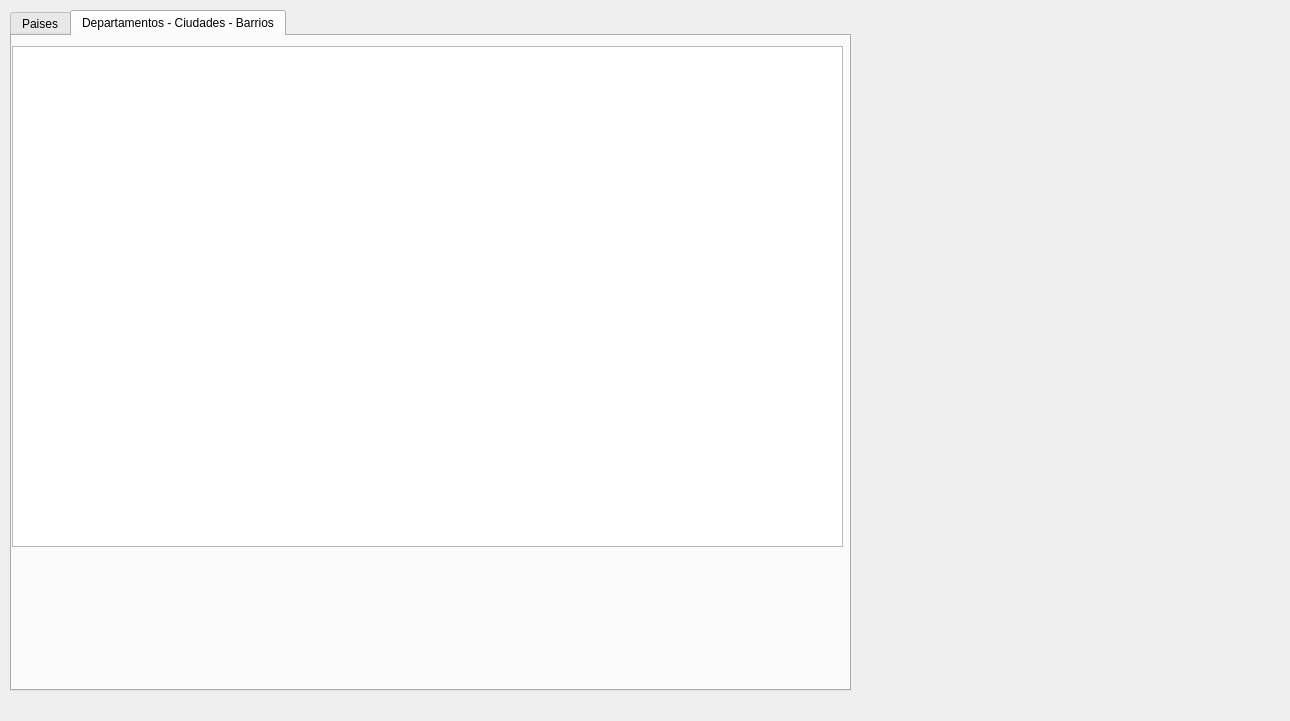
Before: the Qt Designer form geography.ui in awfeequdng/tote, drawn with Qt 5.
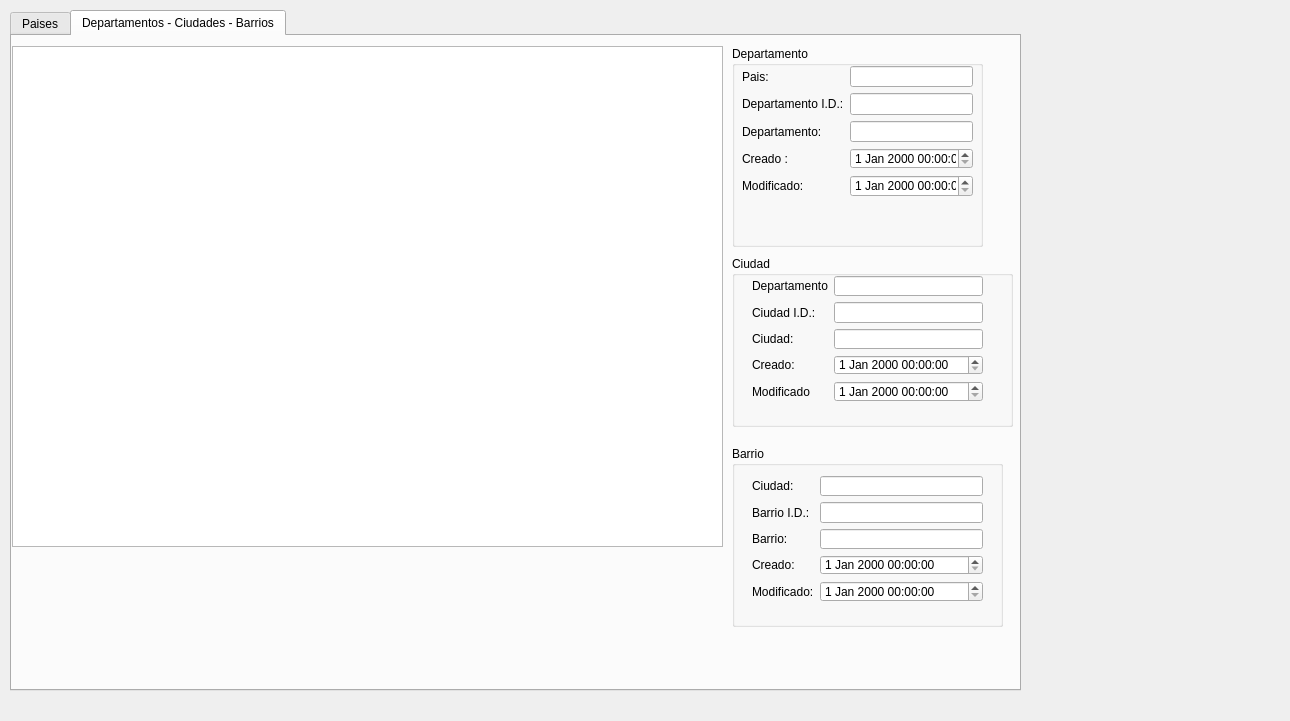
After: the same form once the commit is applied. The open tabs and pages were chosen to show the change.

Commit message: Add Filter to Geography module

Diff of the .ui file:
```diff
--- a/geography.ui
+++ b/geography.ui
@@ -18,7 +18,7 @@
     <rect>
      <x>10</x>
      <y>10</y>
-     <width>841</width>
+     <width>1011</width>
      <height>681</height>
     </rect>
    </property>
@@ -81,11 +81,239 @@
       <rect>
        <x>0</x>
        <y>10</y>
-       <width>831</width>
+       <width>711</width>
        <height>501</height>
       </rect>
      </property>
     </widget>
+    <widget class="QGroupBox" name="groupBox">
+     <property name="geometry">
+      <rect>
+       <x>720</x>
+       <y>10</y>
+       <width>251</width>
+       <height>201</height>
+      </rect>
+     </property>
+     <property name="title">
+      <string>Departamento</string>
+     </property>
+     <widget class="QWidget" name="formLayoutWidget">
+      <property name="geometry">
+       <rect>
+        <x>10</x>
+        <y>20</y>
+        <width>231</width>
+        <height>131</height>
+       </rect>
+      </property>
+      <layout class="QFormLayout" name="flDepartament">
+       <property name="fieldGrowthPolicy">
+        <enum>QFormLayout::AllNonFixedFieldsGrow</enum>
+       </property>
+       <item row="0" column="0">
+        <widget class="QLabel" name="label_7">
+         <property name="text">
+          <string>Pais:</string>
+         </property>
+        </widget>
+       </item>
+       <item row="1" column="0">
+        <widget class="QLabel" name="label_3">
+         <property name="text">
+          <string>Departamento I.D.:</string>
+         </property>
+        </widget>
+       </item>
+       <item row="2" column="0">
+        <widget class="QLabel" name="label_4">
+         <property name="text">
+          <string>Departamento:</string>
+         </property>
+        </widget>
+       </item>
+       <item row="3" column="0">
+        <widget class="QLabel" name="label_5">
+         <property name="text">
+          <string>Creado :</string>
+         </property>
+        </widget>
+       </item>
+       <item row="4" column="0">
+        <widget class="QLabel" name="label_6">
+         <property name="text">
+          <string>Modificado:</string>
+         </property>
+        </widget>
+       </item>
+       <item row="0" column="1">
+        <widget class="QLineEdit" name="leCountryId"/>
+       </item>
+       <item row="1" column="1">
+        <widget class="QLineEdit" name="leDepartamentId"/>
+       </item>
+       <item row="2" column="1">
+        <widget class="QLineEdit" name="leDepartamentName"/>
+       </item>
+       <item row="4" column="1">
+        <widget class="QDateTimeEdit" name="dtDepartamentUpdated"/>
+       </item>
+       <item row="3" column="1">
+        <widget class="QDateTimeEdit" name="dtDepartamentCreated"/>
+       </item>
+      </layout>
+     </widget>
+    </widget>
+    <widget class="QGroupBox" name="groupBox_2">
+     <property name="geometry">
+      <rect>
+       <x>720</x>
+       <y>220</y>
+       <width>281</width>
+       <height>171</height>
+      </rect>
+     </property>
+     <property name="title">
+      <string>Ciudad</string>
+     </property>
+     <widget class="QWidget" name="formLayoutWidget_2">
+      <property name="geometry">
+       <rect>
+        <x>20</x>
+        <y>20</y>
+        <width>231</width>
+        <height>126</height>
+       </rect>
+      </property>
+      <layout class="QFormLayout" name="flCity">
+       <item row="0" column="0">
+        <widget class="QLabel" name="label_8">
+         <property name="text">
+          <string>Departamento</string>
+         </property>
+        </widget>
+       </item>
+       <item row="1" column="0">
+        <widget class="QLabel" name="label_9">
+         <property name="text">
+          <string>Ciudad I.D.:</string>
+         </property>
+        </widget>
+       </item>
+       <item row="2" column="0">
+        <widget class="QLabel" name="label_10">
+         <property name="text">
+          <string>Ciudad:</string>
+         </property>
+        </widget>
+       </item>
+       <item row="3" column="0">
+        <widget class="QLabel" name="label_11">
+         <property name="text">
+          <string>Creado:</string>
+         </property>
+        </widget>
+       </item>
+       <item row="4" column="0">
+        <widget class="QLabel" name="label_12">
+         <property name="text">
+          <string>Modificado</string>
+         </property>
+        </widget>
+       </item>
+       <item row="0" column="1">
+        <widget class="QLineEdit" name="lineEdit_6"/>
+       </item>
+       <item row="1" column="1">
+        <widget class="QLineEdit" name="leCityId"/>
+       </item>
+       <item row="2" column="1">
+        <widget class="QLineEdit" name="leCityName"/>
+       </item>
+       <item row="3" column="1">
+        <widget class="QDateTimeEdit" name="dtCityCreated"/>
+       </item>
+       <item row="4" column="1">
+        <widget class="QDateTimeEdit" name="dtCityUpdated"/>
+       </item>
+      </layout>
+     </widget>
+    </widget>
+    <widget class="QGroupBox" name="groupBox_3">
+     <property name="geometry">
+      <rect>
+       <x>720</x>
+       <y>410</y>
+       <width>271</width>
+       <height>181</height>
+      </rect>
+     </property>
+     <property name="title">
+      <string>Barrio</string>
+     </property>
+     <widget class="QWidget" name="formLayoutWidget_3">
+      <property name="geometry">
+       <rect>
+        <x>20</x>
+        <y>30</y>
+        <width>231</width>
+        <height>126</height>
+       </rect>
+      </property>
+      <layout class="QFormLayout" name="lfNeighborhood">
+       <item row="0" column="0">
+        <widget class="QLabel" name="label_13">
+         <property name="text">
+          <string>Ciudad:</string>
+         </property>
+        </widget>
+       </item>
+       <item row="1" column="0">
+        <widget class="QLabel" name="label_14">
+         <property name="text">
+          <string>Barrio I.D.:</string>
+         </property>
+        </widget>
+       </item>
+       <item row="2" column="0">
+        <widget class="QLabel" name="label_15">
+         <property name="text">
+          <string>Barrio:</string>
+         </property>
+        </widget>
+       </item>
+       <item row="3" column="0">
+        <widget class="QLabel" name="label_16">
+         <property name="text">
+          <string>Creado:</string>
+         </property>
+        </widget>
+       </item>
+       <item row="4" column="0">
+        <widget class="QLabel" name="label_17">
+         <property name="text">
+          <string>Modificado:</string>
+         </property>
+        </widget>
+       </item>
+       <item row="0" column="1">
+        <widget class="QLineEdit" name="le"/>
+       </item>
+       <item row="1" column="1">
+        <widget class="QLineEdit" name="leNeighborhoodId"/>
+       </item>
+       <item row="2" column="1">
+        <widget class="QLineEdit" name="leNeighborhoodName"/>
+       </item>
+       <item row="3" column="1">
+        <widget class="QDateTimeEdit" name="dtNeighborhoodCreated"/>
+       </item>
+       <item row="4" column="1">
+        <widget class="QDateTimeEdit" name="dtNeighborhoodUpdated"/>
+       </item>
+      </layout>
+     </widget>
+    </widget>
    </widget>
   </widget>
  </widget>
```
Left out of the diff: 2 changed lines with no effect on the pictures. The commit also changes 5 other files.
